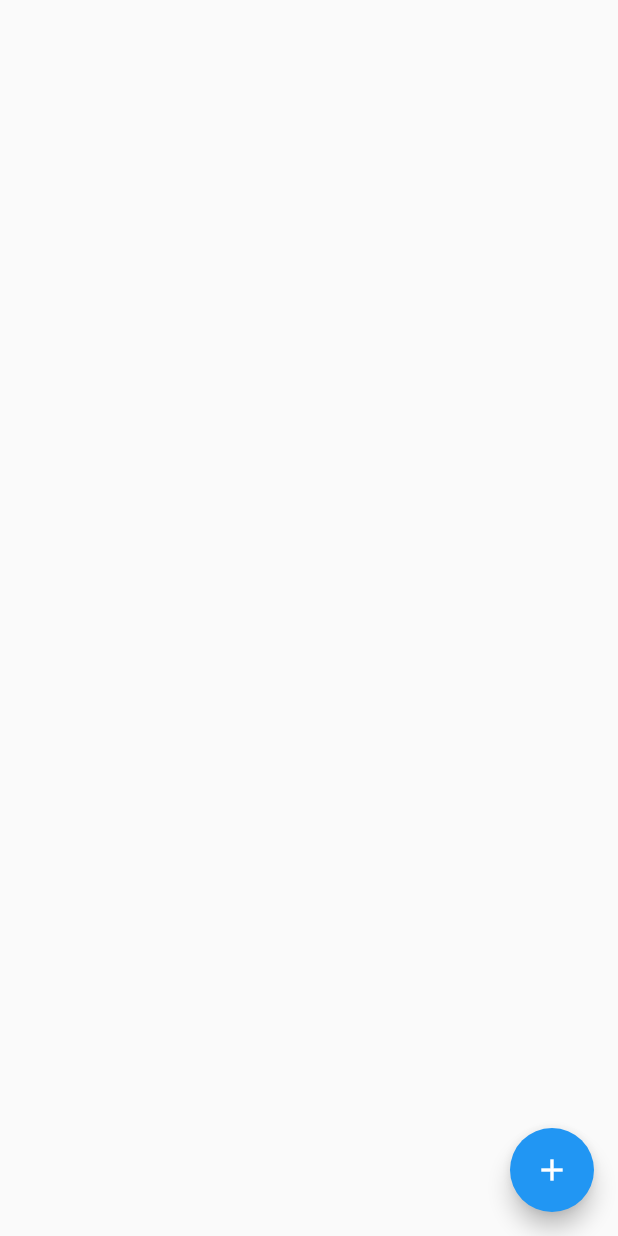
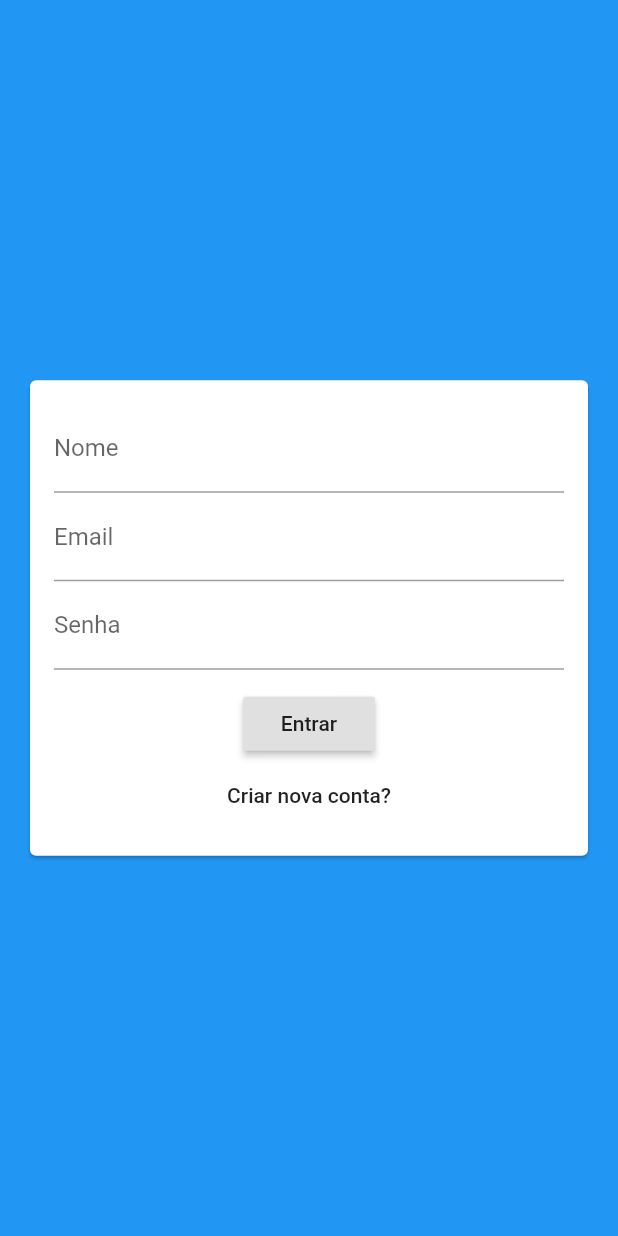
Before and after one commit to jcesarauj/flutter-chat, a Flutter app: the screen it shows after launch, on a phone screen of 412 x 824 dp. Run offline on Flutter 3.47's test engine with Material 2 defaults, Android fonts, the phone set to English and light mode, and no system bars; our stand-ins replace cloud_firestore; accounts and stored records are empty.

Commit message:
inclusão de tela de autenticação

```diff
--- a/lib/main.dart
+++ b/lib/main.dart
@@ -1,5 +1,5 @@
 import 'package:flutter/material.dart';
-import 'package:flutterChat/screens/chat_screen.dart';
+import 'package:flutterChat/screens/auth_screen.dart';
 
 void main() {
   runApp(MyApp());
@@ -15,7 +15,7 @@ class MyApp extends StatelessWidget {
         primarySwatch: Colors.blue,
         visualDensity: VisualDensity.adaptivePlatformDensity,
       ),
-      home: ChatScreen(),
+      home: AuthScreen(),
     );
   }
 }
--- /dev/null
+++ b/lib/screens/auth_screen.dart
@@ -0,0 +1,17 @@
+import 'package:flutter/material.dart';
+import 'package:flutterChat/widgets/auth_form.dart';
+
+class AuthScreen extends StatefulWidget {
+  @override
+  _AuthScreenState createState() => _AuthScreenState();
+}
+
+class _AuthScreenState extends State<AuthScreen> {
+  @override
+  Widget build(BuildContext context) {
+    return Scaffold(
+      backgroundColor: Theme.of(context).primaryColor,
+      body: AuthForm(),
+    );
+  }
+}
--- /dev/null
+++ b/lib/widgets/auth_form.dart
@@ -0,0 +1,45 @@
+import 'package:flutter/material.dart';
+
+class AuthForm extends StatefulWidget {
+  @override
+  _AuthFormState createState() => _AuthFormState();
+}
+
+class _AuthFormState extends State<AuthForm> {
+  @override
+  Widget build(BuildContext context) {
+    return Center(
+      child: Card(
+        margin: EdgeInsets.all(20),
+        child: SingleChildScrollView(
+          child: Padding(
+            padding: EdgeInsets.all(16),
+            child: Column(
+              children: <Widget>[
+                TextFormField(
+                  decoration: InputDecoration(
+                    labelText: "Nome",
+                  ),
+                ),
+                TextFormField(
+                  decoration: InputDecoration(
+                    labelText: "Email",
+                  ),
+                ),
+                TextFormField(
+                  obscureText: true,
+                  decoration: InputDecoration(
+                    labelText: "Senha",
+                  ),
+                ),
+                SizedBox(height: 12),
+                RaisedButton(child: Text("Entrar"), onPressed: () {}),
+                FlatButton(child: Text("Criar nova conta?"), onPressed: () {})
+              ],
+            ),
+          ),
+        ),
+      ),
+    );
+  }
+}
```
